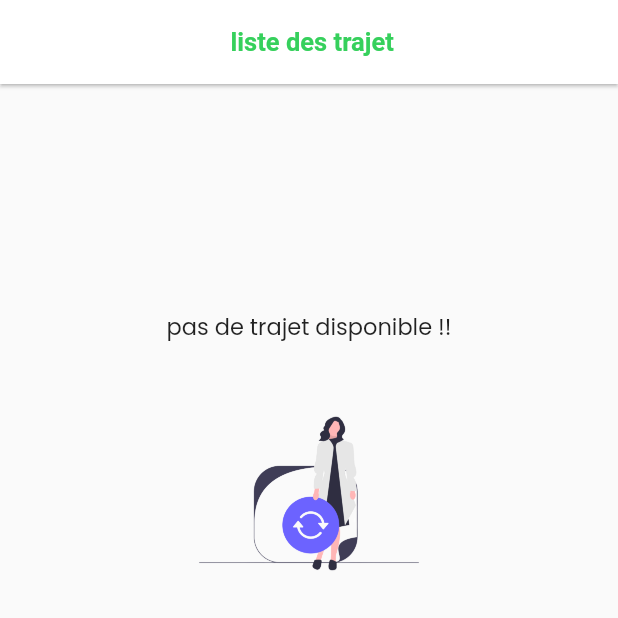
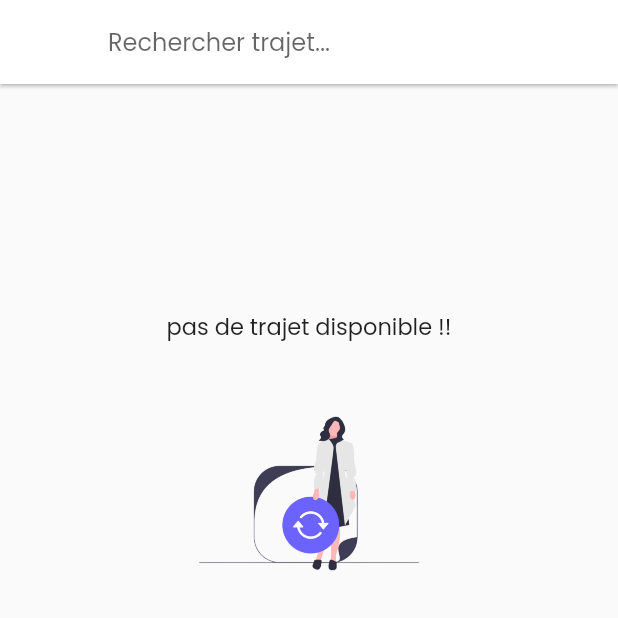
Before and after one commit to cabrelshadow/TaxiApp, a Flutter app: the TrajetsListScreen screen opened by its route, on a phone screen of 412 x 824 dp, the top half of it. Run offline on Flutter 3.47's test engine with Material 2 defaults, Android fonts, the phone set to English and light mode, and no system bars; our stand-ins replace cloud_firestore, firebase_auth, firebase_core, firebase_storage, flutter_svg, get and 9 more; missing offline and left inert: dart:ffi, fl_country_code_picker, flutter_google_places, google_maps_webservice; accounts and stored records are empty; network calls fail; statements that could not run were skipped.

Commit message:
add search bar width quick search

```diff
--- a/lib/main.dart
+++ b/lib/main.dart
@@ -5,6 +5,7 @@ import 'package:google_fonts/google_fonts.dart';
 import 'package:taxiapp/controller/auth_controller.dart';
 import 'package:taxiapp/routes/routes.dart';
 import 'package:taxiapp/routes/verifie_user_login.dart';
+import 'package:taxiapp/views/Admin/chart.dart';
 import 'package:taxiapp/views/Admin/controller/authAdmin.dart';
 import 'package:taxiapp/views/Admin/loginScreen.dart';
 import 'package:taxiapp/views/create_trajets.dart';
@@ -43,7 +44,7 @@ class MyApp extends StatelessWidget {
         textTheme: GoogleFonts.poppinsTextTheme(textTheme),
       ),
 
-      home:UserAuthVerifie(),
+      home:NavBar(),
 
 
     );
--- a/lib/views/homeScreen.dart
+++ b/lib/views/homeScreen.dart
@@ -70,7 +70,8 @@ GoogleMapController? myMapController;
           ],
         ) ,
         drawer:DrawerNavigator(),
-         body:Column(
+         body:SingleChildScrollView(
+           child: Column(
              children: [
                SizedBox(height: 10,),
                Container(
@@ -238,6 +239,7 @@ GoogleMapController? myMapController;
 
              ],
            ),
+         ),
 
     );
   }
--- a/lib/views/show_trajet.dart
+++ b/lib/views/show_trajet.dart
@@ -18,7 +18,10 @@ class TrajetsListScreen extends StatefulWidget {
   _TrajetsListScreenState createState() => _TrajetsListScreenState();
 }
 
+
 class _TrajetsListScreenState extends State<TrajetsListScreen> {
+  String _searchText = '';
+
   @override
   Widget build(BuildContext context) {
     return Scaffold(
@@ -26,28 +29,57 @@ class _TrajetsListScreenState extends State<TrajetsListScreen> {
         centerTitle: true,
         elevation: 1,
         backgroundColor: Colors.white,
-        title: Text(" liste des trajet" ,style: GoogleFonts.roboto(fontWeight: FontWeight.bold,fontSize: 17,color:appcolor),),
+        title: TextField(
+          onChanged: (value){
+            setState(() {
+              _searchText=value;
+            }
+            );
+          },
+          decoration: InputDecoration(
+            hintText: 'Rechercher trajet...',
+            border: InputBorder.none,
+
+          ),
+
+        ),
       ),
       body: StreamBuilder<QuerySnapshot>(
         stream: FirebaseFirestore.instance.collection('trajets').snapshots(),
         builder: (BuildContext context, AsyncSnapshot<QuerySnapshot> snapshot) {
+          if (snapshot.hasError) {
+            return Text('Une erreur est survenue');
+          }
+
+          if (snapshot.connectionState == ConnectionState.waiting) {
+            return Center(child: CircularProgressIndicator());
+          }
+
           List<Trajet> trajets = snapshot.data!.docs.map((document) => Trajet.fromFirestore(document)).toList();
+
+          //Filtrez les trajets en fonction du texte recherché
+          if(_searchText.isNotEmpty){
+            trajets = trajets.where((trajet) =>
+            trajet.villeDepart.toLowerCase().contains(_searchText.toLowerCase()) ||
+                trajet.villeArrivee.toLowerCase().contains(_searchText.toLowerCase()))
+                .toList();
+          }
+
           if (trajets.length==0) {
-
-            return Column(
+            return SingleChildScrollView(
+              child: Column(
                 children: [
                   Container(
                     padding: EdgeInsets.only(top:150),
                     child: Center(
-                    child: Text("pas de trajet disponible !!",style: GoogleFonts.poppins(
-                      fontSize: 15,
-                    ),),
+                      child: Text("pas de trajet disponible !!",style: GoogleFonts.poppins(fontSize: 15),),
                     ),
                   ),
                   Center(
                     child: Image(image: AssetImage(notfound),width: 200, height: 200,),
                   )
                 ],
+              ),
             );
           }else{
 
@@ -72,7 +104,6 @@ class _TrajetsListScreenState extends State<TrajetsListScreen> {
                           builder: (context)=>LoginScreen()));
                     }
 
-
                   },
                   child: Container(
                     padding: EdgeInsets.all(10),
@@ -96,6 +127,8 @@ class _TrajetsListScreenState extends State<TrajetsListScreen> {
                           mainAxisAlignment: MainAxisAlignment.spaceBetween,
                           children: [
                             Text('Ville de départ', style:GoogleFonts.poppins(fontWeight: FontWeight.bold, fontSize: 14)),
+
+
                             Text('Ville d\'arrivée', style:GoogleFonts.poppins(fontWeight: FontWeight.bold, fontSize: 14)),
                           ],
                         ),
```
Also changed, not shown: lib/views/historique_trajet.dart (+31 -4 lines). Lines whose indentation alone changed are shown as unchanged.
